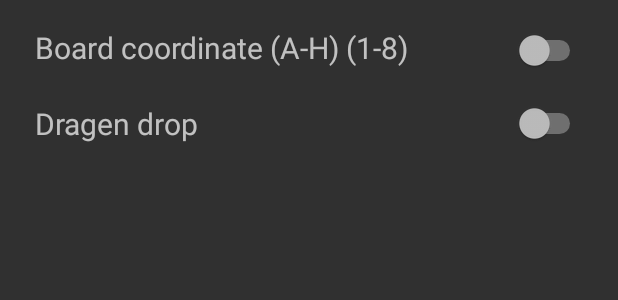
After one commit to EvilGenoM/chessClient, an Android app: the layout activity_game_settings.xml on its own in the app's theme, with its tools: preview values and no code run, on a phone screen of 412 x 824 dp. The commit adds this screen. Shown: the top 300 px of the screen. Run offline under Robolectric (Android 15) with nearby library versions, the phone set to English and light mode, and no system bars.

Commit message:
Добавлено представление настроек игры

```diff
--- a/app/src/main/AndroidManifest.xml
+++ b/app/src/main/AndroidManifest.xml
@@ -19,7 +19,8 @@
         </activity>
         <activity android:name=".ui.GameActivity" />
         <activity android:name=".ui.SettingsActivity" />
-        <activity android:name=".ui.settings.LanguageSettingsActivity"></activity>
+        <activity android:name=".ui.settings.LanguageSettingsActivity" />
+        <activity android:name=".ui.GameSettingsActivity"></activity>
     </application>
 
 </manifest>
--- /dev/null
+++ b/app/src/main/java/mobi/mpk/chessandroid/ui/GameSettingsActivity.java
@@ -0,0 +1,16 @@
+package mobi.mpk.chessandroid.ui;
+
+import android.support.v7.app.AppCompatActivity;
+import android.os.Bundle;
+
+import mobi.mpk.chessandroid.R;
+
+public class GameSettingsActivity extends AppCompatActivity {
+
+    @Override
+    protected void onCreate(Bundle savedInstanceState) {
+        super.onCreate(savedInstanceState);
+        setContentView(R.layout.activity_game_settings);
+    }
+
+}
--- a/app/src/main/java/mobi/mpk/chessandroid/ui/SettingsActivity.java
+++ b/app/src/main/java/mobi/mpk/chessandroid/ui/SettingsActivity.java
@@ -7,6 +7,7 @@ import android.view.View;
 import android.widget.AdapterView;
 
 import mobi.mpk.chessandroid.R;
+import mobi.mpk.chessandroid.ui.settings.LanguageSettingsActivity;
 
 public class SettingsActivity extends AppCompatActivity {
 
@@ -21,8 +22,13 @@ public class SettingsActivity extends AppCompatActivity {
 
                 if(position == 0) {
 
-                    Intent intent = new Intent(this, LanguageSettings.class);
-                    intent.start();
+                    Intent intent = new Intent(SettingsActivity.this, LanguageSettingsActivity.class);
+                    startActivity(intent);
+
+                } else if (position == 1) {
+
+                    Intent intent = new Intent(SettingsActivity.this, GameSettingsActivity.class);
+                    startActivity(intent);
 
                 }
 
--- /dev/null
+++ b/app/src/main/res/layout/activity_game_settings.xml
@@ -0,0 +1,52 @@
+<?xml version="1.0" encoding="utf-8"?>
+<RelativeLayout xmlns:android="http://schemas.android.com/apk/res/android"
+    xmlns:app="http://schemas.android.com/apk/res-auto"
+    xmlns:tools="http://schemas.android.com/tools"
+    android:layout_width="match_parent"
+    android:layout_height="match_parent"
+    tools:context="mobi.mpk.chessandroid.ui.GameSettingsActivity">
+
+    <Switch
+        android:id="@+id/switch1"
+        android:layout_width="wrap_content"
+        android:layout_height="wrap_content"
+        android:layout_alignParentTop="true"
+        android:layout_alignParentRight="true"
+        android:layout_alignParentEnd="true"
+        android:layout_marginRight="21dp"
+        android:layout_marginEnd="21dp"
+        android:layout_marginTop="20dp" />
+
+    <TextView
+        android:id="@+id/textView5"
+        android:layout_width="wrap_content"
+        android:layout_height="wrap_content"
+        android:text="Board coordinate (A-H) (1-8)"
+        android:textSize="20dp"
+        android:layout_marginLeft="23dp"
+        android:layout_marginStart="23dp"
+        android:layout_alignBaseline="@+id/switch1"
+        android:layout_alignBottom="@+id/switch1"
+        android:layout_alignParentLeft="true"
+        android:layout_alignParentStart="true" />
+
+    <Switch
+        android:id="@+id/switch2"
+        android:layout_width="wrap_content"
+        android:layout_height="wrap_content"
+        android:layout_alignBottom="@+id/textView6"
+        android:layout_alignLeft="@+id/switch1"
+        android:layout_alignStart="@+id/switch1" />
+
+    <TextView
+        android:id="@+id/textView6"
+        android:layout_width="wrap_content"
+        android:layout_height="wrap_content"
+        android:text="Dragen drop"
+        android:textSize="20dp"
+        android:layout_marginTop="21dp"
+        android:layout_below="@+id/switch1"
+        android:layout_alignLeft="@+id/textView5"
+        android:layout_alignStart="@+id/textView5" />
+
+</RelativeLayout>
```
